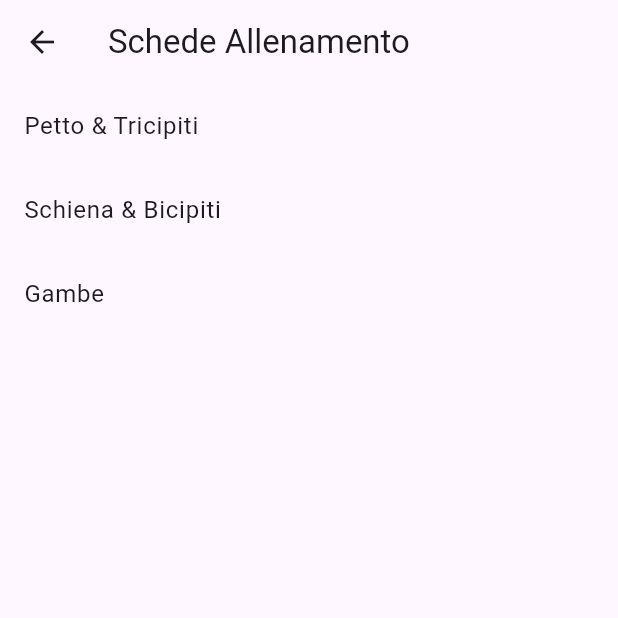
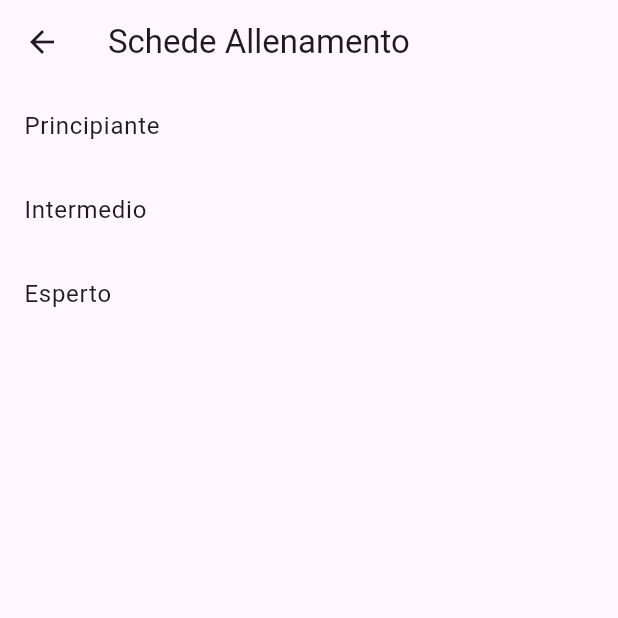
Before and after one commit to ILLFERRO/Iron_Mind_Flutter, a Flutter app: the SchedePage screen opened by its route, on a phone screen of 412 x 824 dp, the top half of it. Run offline on Flutter 3.47's test engine with Material 3 defaults, Android fonts, the light colour scheme and no system bars; our stand-ins replace qr_flutter, shared_preferences; accounts and stored records are empty.

Commit message:
piccola modifica schede predefinite

```diff
--- a/lib/view/schede_page.dart
+++ b/lib/view/schede_page.dart
@@ -6,24 +6,24 @@ import '../models/esercizio.dart';
 class SchedePage extends StatelessWidget {
   final List<Scheda> schede = [
     Scheda(
-      nome: "Petto & Tricipiti",
+      nome: "Principiante",
       esercizi: [
-        Esercizio(nome: "Chest Press", ripetizioni: 10, peso: 30.0),
-        Esercizio(nome: "French Press", ripetizioni: 12, peso: 20.0),
+        Esercizio(nome: 'Body-Weight Squat', ripetizioni: 12, peso: 0.0),
+        Esercizio(nome: 'Push-Ups (Knee)', ripetizioni: 10, peso: 0.0),
       ],
     ),
     Scheda(
-      nome: "Schiena & Bicipiti",
+      nome: "Intermedio",
       esercizi: [
-        Esercizio(nome: "Lat Machine", ripetizioni: 10, peso: 35.0),
-        Esercizio(nome: "Curl Manubri", ripetizioni: 12, peso: 15.0),
+        Esercizio(nome: 'Chest Press', ripetizioni: 10, peso: 30.0),
+        Esercizio(nome: 'Lat Machine', ripetizioni: 10, peso: 35.0),
       ],
     ),
     Scheda(
-      nome: "Gambe",
+      nome: "Esperto",
       esercizi: [
-        Esercizio(nome: "Leg Press", ripetizioni: 10, peso: 50.0),
-        Esercizio(nome: "Affondi", ripetizioni: 12, peso: 20.0),
+        Esercizio(nome: 'Barbell Squat', ripetizioni: 8, peso: 60.0),
+        Esercizio(nome: 'Deadlift', ripetizioni: 6, peso: 80.0),
       ],
     ),
   ];
```
